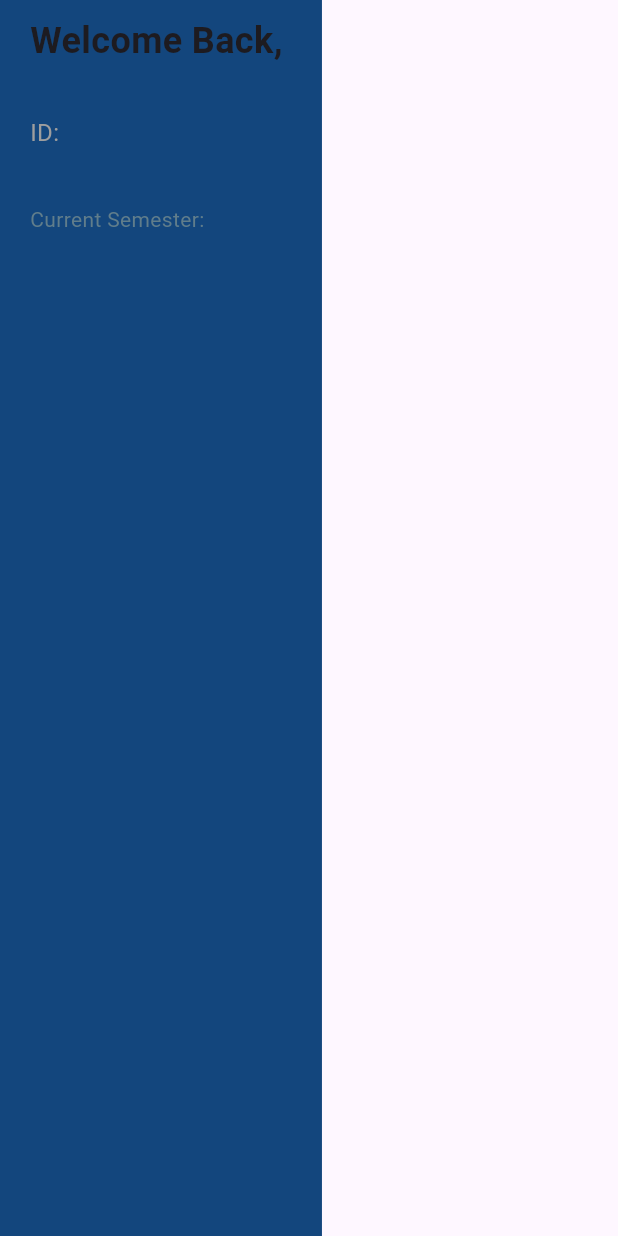
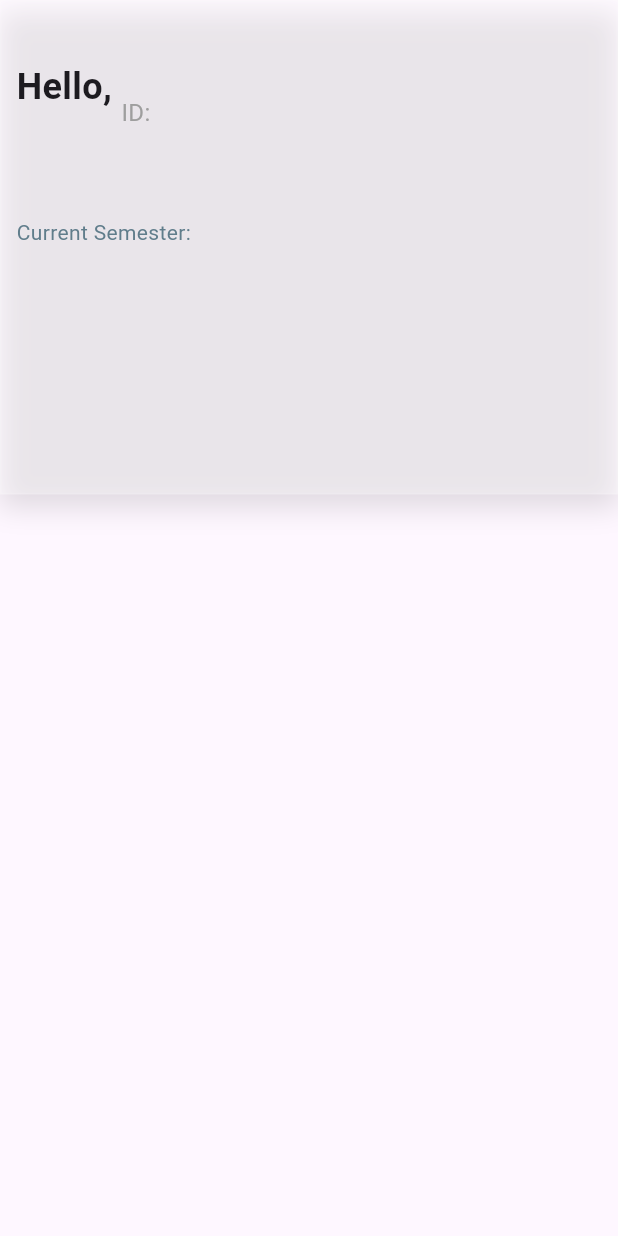
Before and after one commit to ALjavir/academicpanel, a Flutter app: the HomeTopHeader widget shown alone on an empty page, opened directly with empty values, on a phone screen of 412 x 824 dp. Run offline on Flutter 3.47's test engine with Material 3 defaults, Android fonts, the phone set to English and light mode, and no system bars; our stand-ins replace cached_network_image, cloud_firestore, connectivity_plus, dropdown_button2, firebase_auth, firebase_core and 6 more; accounts and stored records are empty; network calls fail; statements that could not run were skipped.

```diff
--- a/lib/features/home/widget/home_top_header.dart
+++ b/lib/features/home/widget/home_top_header.dart
@@ -3,7 +3,7 @@ import 'package:academicpanel/theme/style/color_style.dart';
 import 'package:flutter/material.dart';
 
 class HomeTopHeader extends StatefulWidget {
-  final HomeTopHeaderModel homeTopHeaderModel;
+  final HomeTopHeaderModel? homeTopHeaderModel;
   const HomeTopHeader({super.key, required this.homeTopHeaderModel});
 
   @override
@@ -14,37 +14,62 @@ class _HomeTopHeaderState extends State<HomeTopHeader> {
   @override
   Widget build(BuildContext context) {
     return Container(
-      color: ColorStyle.blue,
-      padding: const EdgeInsets.symmetric(horizontal: 20, vertical: 10),
+      // padding: const EdgeInsets.fromLTRB(10, 40, 10, 40),
+      height: MediaQuery.of(context).size.height * 0.4,
+      width: double.maxFinite,
+      decoration: BoxDecoration(
+        color: AnimationColorStyle.glassWhite,
+        border: Border.all(color: Colors.white10, width: 1),
+        //borderRadius: BorderRadius.circular(16),
+        boxShadow: [
+          BoxShadow(
+            color: Colors.black12,
+            blurRadius: 15,
+            spreadRadius: 1,
+            offset: const Offset(0, 8),
+          ),
+        ],
+      ),
+      //padding: const EdgeInsets.symmetric(horizontal: 40, vertical: 10),
+      child: Padding(
+        padding: const EdgeInsets.symmetric(horizontal: 10, vertical: 40),
         child: Column(
           crossAxisAlignment: CrossAxisAlignment.start,
           children: [
+            Row(
+              children: [
                 Text(
-            'Welcome Back, ${widget.homeTopHeaderModel.lastName}',
-            style: const TextStyle(fontSize: 24, fontWeight: FontWeight.bold),
+                  'Hello, ${widget.homeTopHeaderModel!.lastName}\n',
+                  style: const TextStyle(
+                    fontSize: 24,
+                    fontWeight: FontWeight.bold,
                   ),
-          const SizedBox(height: 5),
+                ),
                 Text(
-            widget.homeTopHeaderModel.department,
+                  widget.homeTopHeaderModel!.department,
                   style: const TextStyle(fontSize: 16, color: Colors.grey),
                 ),
-          const SizedBox(height: 5),
+
                 Text(
-            'ID: ${widget.homeTopHeaderModel.id}',
+                  'ID: ${widget.homeTopHeaderModel!.id}',
                   style: const TextStyle(fontSize: 16, color: Colors.grey),
                 ),
+              ],
+            ),
+
             const SizedBox(height: 10),
             Text(
-            widget.homeTopHeaderModel.dateTime,
+              widget.homeTopHeaderModel!.dateTime,
               style: const TextStyle(fontSize: 14, color: Colors.blueGrey),
             ),
             const SizedBox(height: 5),
             Text(
-            'Current Semester: ${widget.homeTopHeaderModel.currentSmester}',
+              'Current Semester: ${widget.homeTopHeaderModel!.currentSmester}',
               style: const TextStyle(fontSize: 14, color: Colors.blueGrey),
             ),
           ],
         ),
+      ),
     );
   }
 }
--- a/lib/theme/style/color_style.dart
+++ b/lib/theme/style/color_style.dart
@@ -8,7 +8,7 @@ class ColorStyle {
 }
 
 class AnimationColorStyle {
-  static const Color softBlue = Color.fromARGB(180, 143, 170, 201);
-  static const Color softRed = Color.fromARGB(180, 214, 138, 137);
-  static const Color glassWhite = Color.fromARGB(180, 255, 255, 255);
+  static const Color softBlue = Color.fromARGB(200, 143, 170, 201);
+  static const Color softRed = Color.fromARGB(200, 214, 138, 137);
+  static const Color glassWhite = Color.fromARGB(80, 255, 255, 255);
 }
```
Also changed, not shown: lib/controller/home/home_controller.dart (+9 -6 lines), lib/features/home/page/home_page_main.dart (+50 -25 lines), lib/theme/animation/animation_theme.dart (+35 -22 lines), lib/theme/shadow_container/shadow_container.dart (+20 -25 lines). Lines whose indentation alone changed are shown as unchanged.
